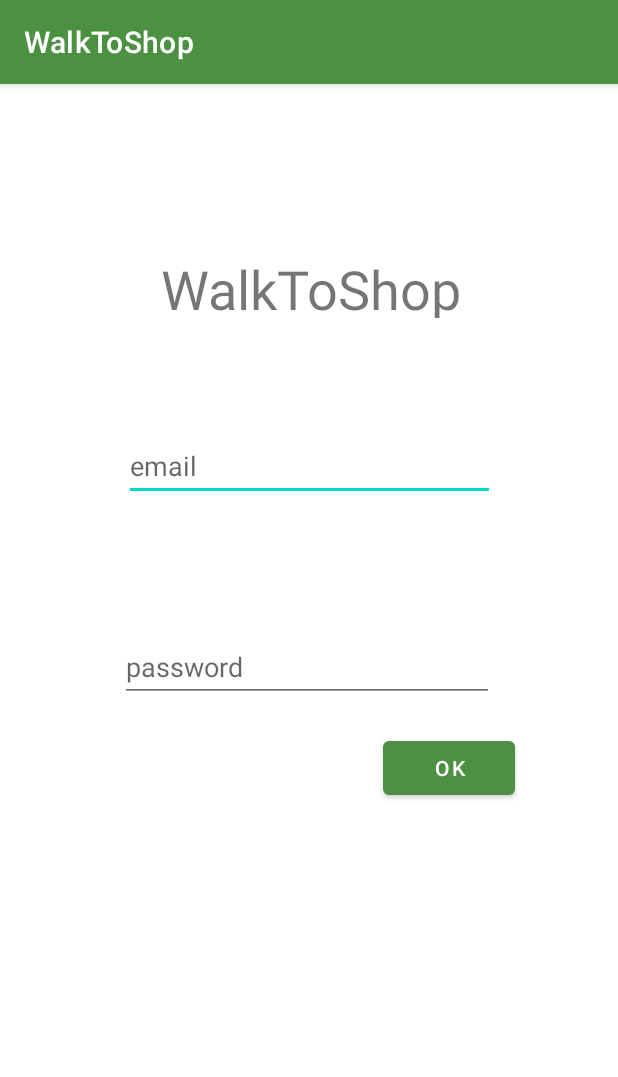
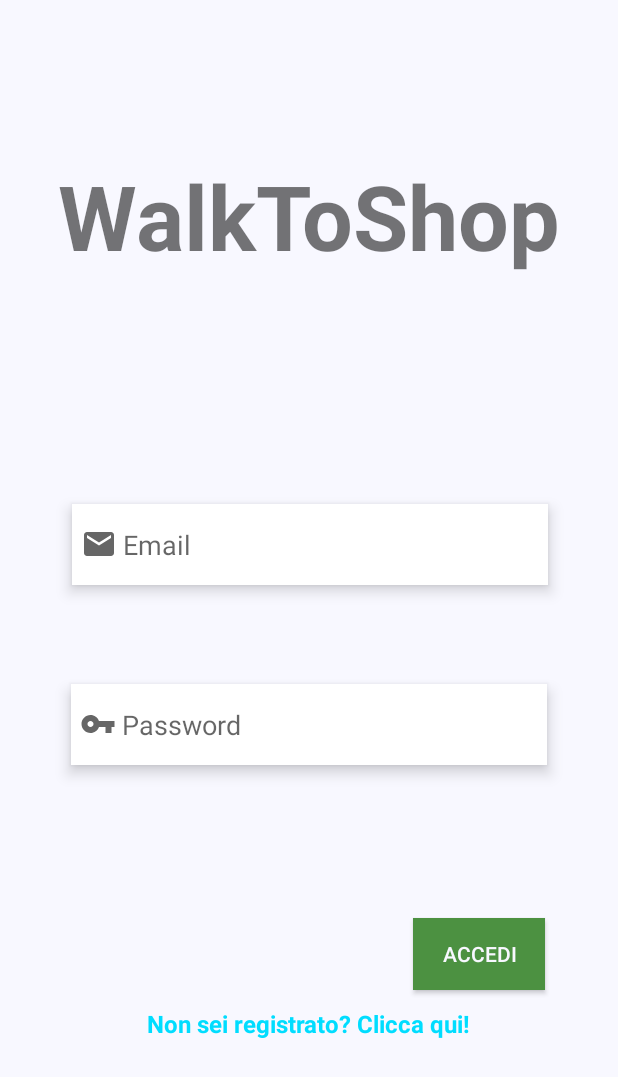
Before and after one commit to GianpieroTulipani/walktoshop, an Android app: the screen it shows after launch (LogIn), on a phone screen of 412 x 824 dp. Shown: the top 1077 px of the screen. Run offline under Robolectric (Android 15) with nearby library versions, the phone set to English and light mode, and no system bars; our stand-ins replace Firebase (no records; nobody signed in at launch, a user with empty details on screens opened directly).

Commit message:
interfaccia registrazione, interfaccia login, interfaccia attività venditore, errore nella cancellazione attività. alcune cose da rivedere.

```diff
--- /dev/null
+++ b/app/src/main/res/drawable/ic_email.xml
@@ -0,0 +1,10 @@
+<vector xmlns:android="http://schemas.android.com/apk/res/android"
+    android:width="24dp"
+    android:height="24dp"
+    android:viewportWidth="24"
+    android:viewportHeight="24"
+    android:tint="?attr/colorControlNormal">
+  <path
+      android:fillColor="@android:color/white"
+      android:pathData="M20,4L4,4c-1.1,0 -1.99,0.9 -1.99,2L2,18c0,1.1 0.9,2 2,2h16c1.1,0 2,-0.9 2,-2L22,6c0,-1.1 -0.9,-2 -2,-2zM20,8l-8,5 -8,-5L4,6l8,5 8,-5v2z"/>
+</vector>
--- /dev/null
+++ b/app/src/main/res/drawable/ic_psw.xml
@@ -0,0 +1,10 @@
+<vector xmlns:android="http://schemas.android.com/apk/res/android"
+    android:width="24dp"
+    android:height="24dp"
+    android:viewportWidth="24"
+    android:viewportHeight="24"
+    android:tint="?attr/colorControlNormal">
+  <path
+      android:fillColor="@android:color/white"
+      android:pathData="M12.65,10C11.83,7.67 9.61,6 7,6c-3.31,0 -6,2.69 -6,6s2.69,6 6,6c2.61,0 4.83,-1.67 5.65,-4H17v4h4v-4h2v-4H12.65zM7,14c-1.1,0 -2,-0.9 -2,-2s0.9,-2 2,-2 2,0.9 2,2 -0.9,2 -2,2z"/>
+</vector>
--- /dev/null
+++ b/app/src/main/res/drawable/ic_text_box.xml
@@ -0,0 +1,6 @@
+<?xml version="1.0" encoding="utf-8"?>
+<shape android:shape="rectangle" xmlns:android="http://schemas.android.com/apk/res/android">
+        <corners android:color="@android:color/white" />
+        <solid android:color="@android:color/white" />
+        <size android:height="46dp"/>
+</shape>
--- a/app/src/main/res/layout/activity_login.xml
+++ b/app/src/main/res/layout/activity_login.xml
@@ -3,60 +3,100 @@
     xmlns:app="http://schemas.android.com/apk/res-auto"
     xmlns:tools="http://schemas.android.com/tools"
     android:layout_width="match_parent"
-    android:layout_height="match_parent">
+    android:layout_height="match_parent"
+    android:background="#f8f8ff">
 
     <Button
         android:id="@+id/buttonlogIn"
         android:layout_width="wrap_content"
         android:layout_height="wrap_content"
-        android:layout_marginBottom="288dp"
+        android:layout_marginBottom="164dp"
+        android:background="@color/verde_maggio"
         android:onClick="login"
-        android:text="Ok"
+        android:text="Accedi"
+        android:textColor="#f8f8ff"
         app:layout_constraintBottom_toBottomOf="parent"
         app:layout_constraintEnd_toEndOf="parent"
-        app:layout_constraintHorizontal_bias="0.789"
+        app:layout_constraintHorizontal_bias="0.85"
         app:layout_constraintStart_toStartOf="parent" />
 
     <EditText
         android:id="@+id/emailLogIn"
-        android:layout_width="247dp"
-        android:layout_height="46dp"
-        android:layout_marginTop="76dp"
+        android:layout_width="317dp"
+        android:layout_height="54dp"
+        android:layout_marginTop="336dp"
+        android:background="@drawable/ic_text_box"
+        android:drawableStart="@drawable/ic_email"
+        android:drawablePadding="4dp"
+        android:elevation="6dp"
         android:ems="10"
-        android:hint="email"
+        android:hint="Email"
         android:inputType="textEmailAddress"
+        android:paddingStart="6dp"
         app:layout_constraintEnd_toEndOf="parent"
+        app:layout_constraintHorizontal_bias="0.51"
         app:layout_constraintStart_toStartOf="parent"
-        app:layout_constraintTop_toBottomOf="@+id/textView4" />
+        app:layout_constraintTop_toTopOf="parent" />
 
     <EditText
         android:id="@+id/passwordLogIn"
-        android:layout_width="249dp"
-        android:layout_height="46dp"
-        android:layout_marginBottom="356dp"
-        android:ems="10"
-        android:hint="password"
+        android:layout_width="317dp"
+        android:layout_height="54dp"
+        android:layout_marginBottom="248dp"
+        android:background="@drawable/ic_text_box"
+        android:drawableStart="@drawable/ic_psw"
+        android:drawablePadding="4dp"
+        android:elevation="6dp"
+
+        android:hint="Password"
         android:inputType="textPassword"
+        android:paddingStart="6dp"
         app:layout_constraintBottom_toBottomOf="parent"
         app:layout_constraintEnd_toEndOf="parent"
-        app:layout_constraintHorizontal_bias="0.493"
-        app:layout_constraintStart_toStartOf="parent" />
+        app:layout_constraintStart_toStartOf="parent"
+        app:layout_constraintTop_toBottomOf="@+id/emailLogIn" />
+
+    <ProgressBar
+        android:id="@+id/progressBar"
+        style="?android:attr/progressBarStyleLarge"
+        android:layout_width="wrap_content"
+        android:layout_height="wrap_content"
+        android:layout_centerInParent="true"
+        android:layout_marginTop="276dp"
+        android:visibility="gone"
+        app:layout_constraintEnd_toEndOf="parent"
+        app:layout_constraintHorizontal_bias="0.498"
+        app:layout_constraintStart_toStartOf="parent"
+        app:layout_constraintTop_toTopOf="parent"
+        tools:ignore="MissingConstraints" />
 
     <TextView
-        android:id="@+id/textView4"
-        android:layout_width="250dp"
-        android:layout_height="44dp"
-        android:layout_marginStart="82dp"
-        android:layout_marginTop="112dp"
-        android:layout_marginEnd="79dp"
+        android:id="@+id/not_registered"
+        android:layout_width="wrap_content"
+        android:layout_height="wrap_content"
+        android:text="Non sei registrato? Clicca qui!"
+        android:textColor="@android:color/holo_blue_bright"
+        android:textSize="16sp"
+        android:textStyle="bold"
+        app:layout_constraintBottom_toBottomOf="parent"
+        app:layout_constraintEnd_toEndOf="parent"
+        app:layout_constraintStart_toStartOf="parent"
+        app:layout_constraintTop_toTopOf="parent"
+        app:layout_constraintVertical_bias="0.837"
+        tools:ignore="MissingConstraints" />
+
+    <TextView
+        android:id="@+id/banner"
+        android:layout_width="match_parent"
+        android:layout_height="wrap_content"
         android:text="WalkToShop"
         android:textAlignment="center"
-        android:textAllCaps="false"
-        android:textDirection="firstStrongRtl"
-        android:textSize="36sp"
-        app:layout_constraintEnd_toEndOf="parent"
-        app:layout_constraintHorizontal_bias="0.0"
-        app:layout_constraintStart_toStartOf="parent"
-        app:layout_constraintTop_toTopOf="parent" />
+        android:textSize="60sp"
+        android:textStyle="bold"
+        app:layout_constraintBottom_toBottomOf="parent"
+        app:layout_constraintTop_toTopOf="parent"
+        app:layout_constraintVertical_bias="0.139"
+        tools:ignore="MissingConstraints"
+        tools:layout_editor_absoluteX="0dp" />
 
 </androidx.constraintlayout.widget.ConstraintLayout>
--- /dev/null
+++ b/app/src/main/res/values/style.xml
@@ -0,0 +1,8 @@
+<?xml version="1.0" encoding="utf-8"?>
+<resources>
+    <style name="FullScreen" parent="Theme.AppCompat.Light.NoActionBar">
+        <item name="android:windowFullscreen" >
+            true
+        </item>
+    </style>
+</resources>
--- a/app/src/main/res/values/themes.xml
+++ b/app/src/main/res/values/themes.xml
@@ -13,4 +13,5 @@
         <item name="android:statusBarColor" tools:targetApi="l">?attr/colorPrimaryVariant</item>
         <!-- Customize your theme here. -->
     </style>
+
 </resources>
```
Also changed, not shown: app/src/main/AndroidManifest.xml (+12 -7 lines), app/src/main/res/drawable/ic_bin.xml (added, +10 -0 lines), app/src/main/res/drawable/ic_user.xml (added, +10 -0 lines), app/src/main/res/layout/activity_sellerviewadapter.xml (+19 -10 lines), app/src/main/res/layout/activity_signup.xml (+69 -19 lines).
